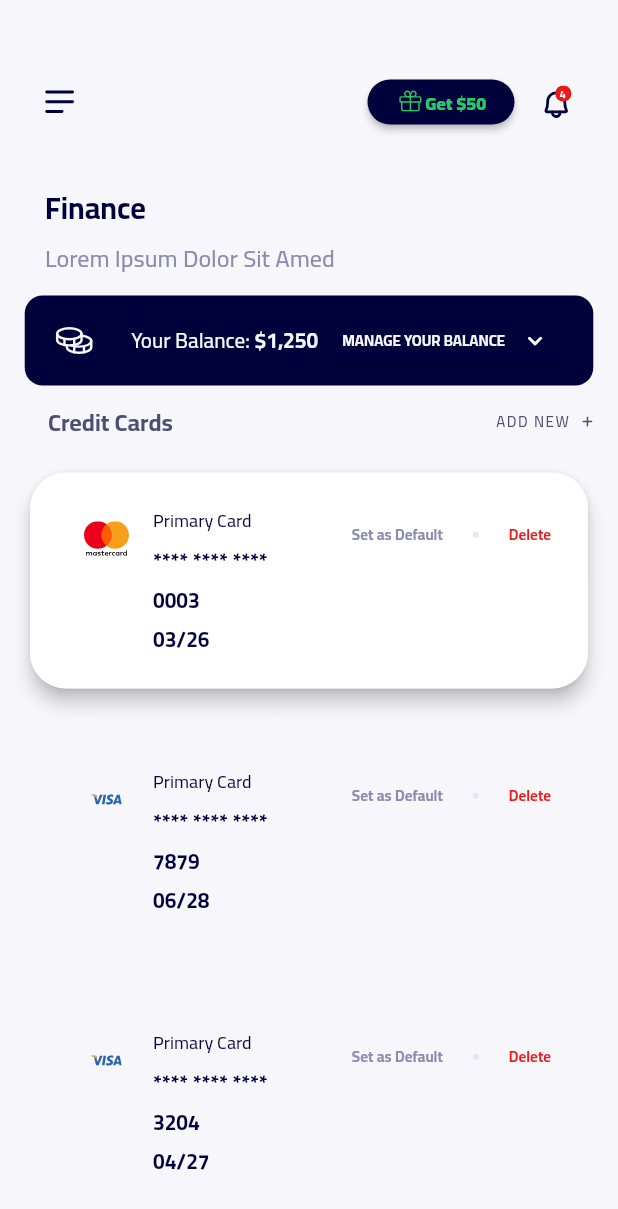
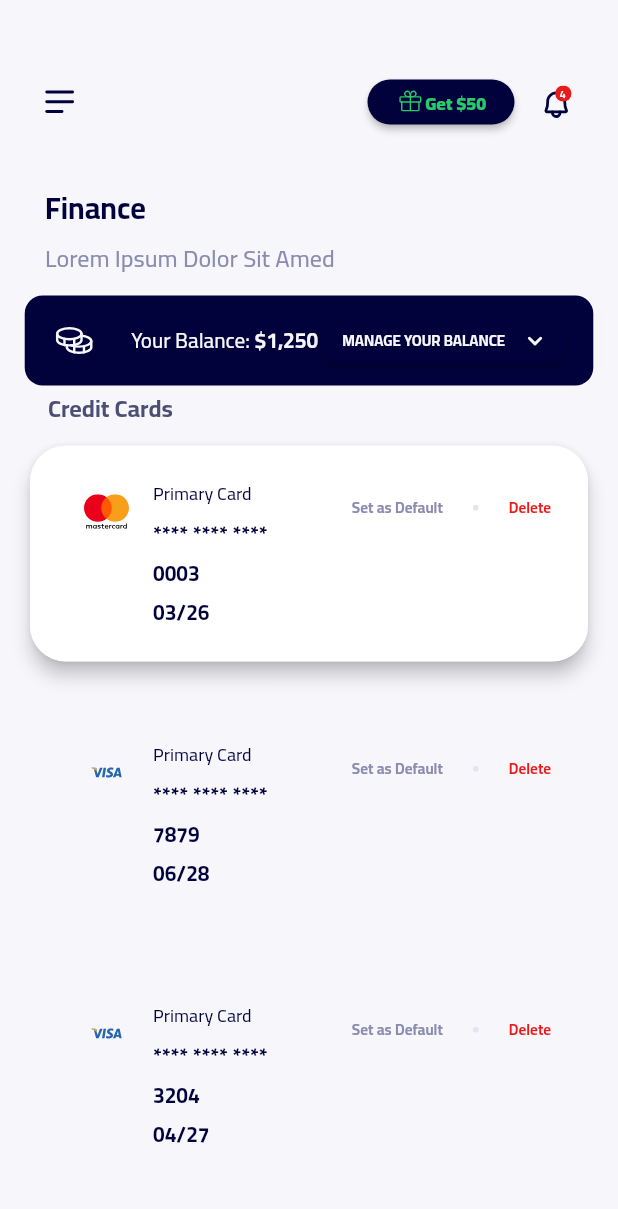
Before and after one commit to ozgun-kara/ruut, a Flutter app: the screen it shows after launch, on a phone screen of 412 x 824 dp. Shown: the top 1209 px of the screen. Run offline on Flutter 3.47's test engine with Material 2 defaults, Android fonts, the phone set to English and light mode, and no system bars; our stand-ins replace flutter_svg; statements that could not run were skipped.

Commit message:
Update finance_page.dart

```diff
--- a/lib/pages/finance_page.dart
+++ b/lib/pages/finance_page.dart
@@ -247,45 +247,7 @@ class FinancePage extends StatelessWidget {
                   ),
                 ),
 
-                ButtonTheme(
-                  minWidth: 98,
-                  height: 30,
-                  child: MaterialButton(
-                      shape: const RoundedRectangleBorder(
-                        borderRadius: BorderRadius.only(
-                            topLeft: Radius.circular(24),
-                            topRight: Radius.circular(24),
-                            bottomLeft: Radius.circular(24),
-                            bottomRight: Radius.circular(24)),
-                      ),
-                      color: const Color(0xFFF6F6FB),
-                      elevation: 0,
-                      child: Row(
-                        mainAxisSize: MainAxisSize.min,
-                        children: [
-                          const Text(
-                            'ADD NEW',
-                            style: TextStyle(
-                              fontSize: 10,
-                              letterSpacing: 1,
-                              fontFamily: "Cairo-VariableFont_wght",
-                              fontWeight: FontWeight.w500,
-                              color: Color(0xFF4D4E74),
-                            ),
-                          ),
-                          Padding(
-                            padding: const EdgeInsets.fromLTRB(8, 0, 0, 0),
-                            child: SvgPicture.asset(
-                              'assets/images/Plus.svg',
-                              width: 8,
-                              height: 8,
-                            ),
-                          ),
-                        ],
-                      ),
 
-                      onPressed: () async {}),
-                ),
 
               ],
             ),
```
